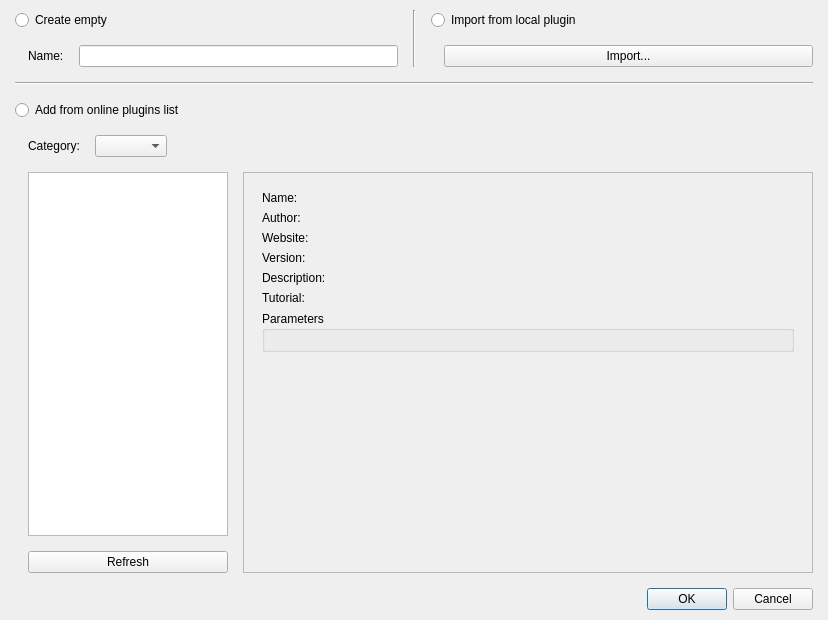
The window that Editor/Dialogs/Systems/dialogsystemplugin.ui (RPG-Paper-Maker/RPG-Paper-Maker) describes before a commit, drawn with Qt 5.
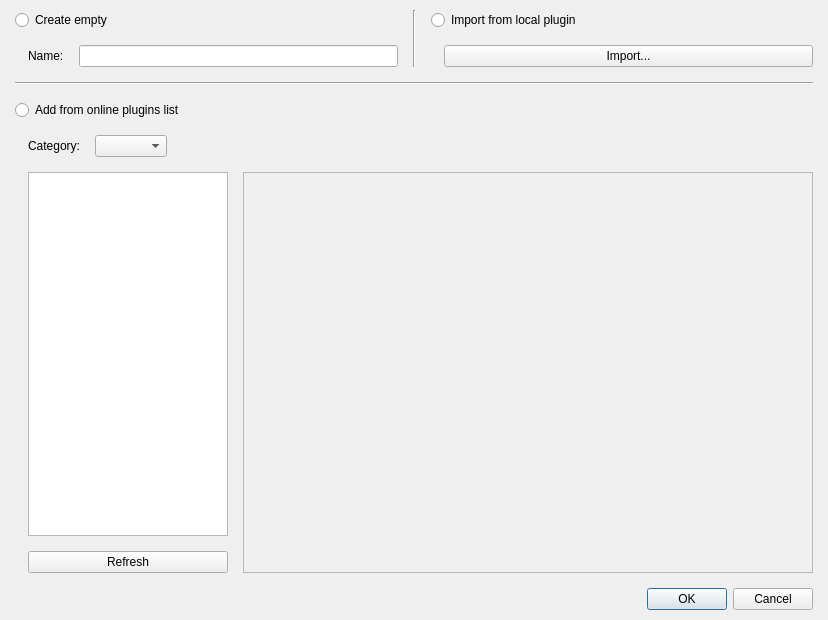
The same window after the commit. Custom widgets are drawn as their Qt base class.

Commit message: [WIP] Plugins manager: Details except parameters and commands

The edit to the form file:
```diff
--- a/Editor/Dialogs/Systems/dialogsystemplugin.ui
+++ b/Editor/Dialogs/Systems/dialogsystemplugin.ui
@@ -249,80 +249,8 @@
                 </property>
                 <layout class="QGridLayout" name="gridLayout">
                  <item row="0" column="0">
-                  <widget class="QWidget" name="widget" native="true">
-                   <layout class="QGridLayout" name="gridLayout_3">
-                    <item row="0" column="0">
-                     <layout class="QVBoxLayout" name="verticalLayout_5">
-                      <item>
-                       <widget class="QLabel" name="labelOnlineName">
-                        <property name="text">
-                         <string>Name:</string>
-                        </property>
-                       </widget>
-                      </item>
-                      <item>
-                       <widget class="QLabel" name="labelAuthor">
-                        <property name="text">
-                         <string>Author:</string>
-                        </property>
-                       </widget>
-                      </item>
-                      <item>
-                       <widget class="QLabel" name="labelWebsite">
-                        <property name="text">
-                         <string>Website:</string>
-                        </property>
-                       </widget>
-                      </item>
-                      <item>
-                       <widget class="QLabel" name="labelVersion">
-                        <property name="text">
-                         <string>Version:</string>
-                        </property>
-                       </widget>
-                      </item>
-                      <item>
-                       <widget class="QLabel" name="labelDescritpion">
-                        <property name="text">
-                         <string>Description:</string>
-                        </property>
-                       </widget>
-                      </item>
-                      <item>
-                       <widget class="QLabel" name="labelTutorial">
-                        <property name="text">
-                         <string>Tutorial:</string>
-                        </property>
-                       </widget>
-                      </item>
-                      <item>
-                       <widget class="QGroupBox" name="groupBoxParameters">
-                        <property name="title">
-                         <string>Parameters</string>
-                        </property>
-                        <layout class="QGridLayout" name="gridLayout_2">
-                         <item row="0" column="0">
-                          <widget class="QWidget" name="widgetParameters" native="true"/>
-                         </item>
-                        </layout>
-                       </widget>
-                      </item>
-                      <item>
-                       <spacer name="verticalSpacer_3">
-                        <property name="orientation">
-                         <enum>Qt::Vertical</enum>
-                        </property>
-                        <property name="sizeHint" stdset="0">
-                         <size>
-                          <width>20</width>
-                          <height>40</height>
-                         </size>
-                        </property>
-                       </spacer>
-                      </item>
-                     </layout>
-                    </item>
-                   </layout>
+                  <widget class="PanelPluginDetails" name="panelPluginDetails" native="true">
+                   <layout class="QGridLayout" name="gridLayout_3"/>
                   </widget>
                  </item>
                 </layout>
@@ -351,6 +279,14 @@
    </item>
   </layout>
  </widget>
+ <customwidgets>
+  <customwidget>
+   <class>PanelPluginDetails</class>
+   <extends>QWidget</extends>
+   <header>panelplugindetails.h</header>
+   <container>1</container>
+  </customwidget>
+ </customwidgets>
  <resources/>
  <connections>
   <connection>
```
The commit also changes 15 other files.
